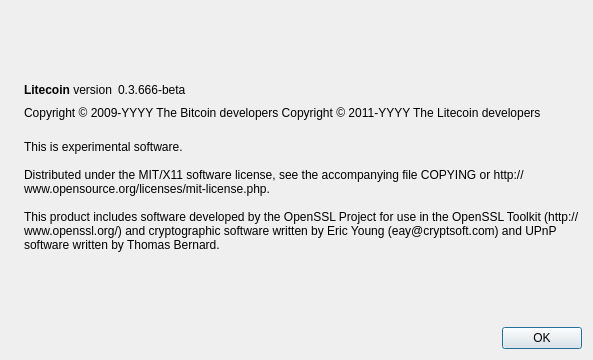
First picture: the form in src/qt/forms/aboutdialog.ui, repository stumpyfr/tekcoin, before the edit.
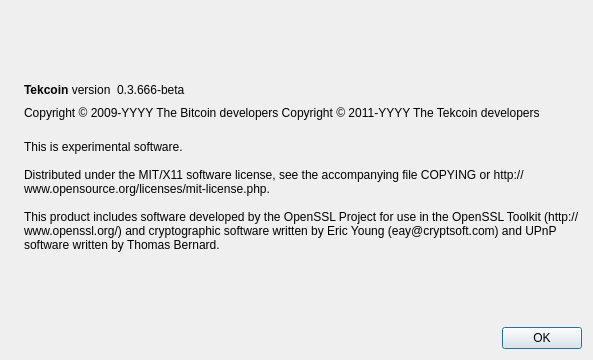
Second picture: the form after the edit. Icons and pictures are not drawn.

The edit to the form file:
```diff
--- a/src/qt/forms/aboutdialog.ui
+++ b/src/qt/forms/aboutdialog.ui
@@ -50,7 +50,7 @@
           <cursorShape>IBeamCursor</cursorShape>
          </property>
          <property name="text">
-          <string>&lt;b&gt;Litecoin&lt;/b&gt; version</string>
+          <string>&lt;b&gt;Tekcoin&lt;/b&gt; version</string>
          </property>
          <property name="textInteractionFlags">
           <set>Qt::LinksAccessibleByMouse|Qt::TextSelectableByKeyboard|Qt::TextSelectableByMouse</set>
@@ -92,7 +92,7 @@
        </property>
        <property name="text">
         <string notr="true">Copyright &amp;copy; 2009-YYYY The Bitcoin developers
-Copyright &amp;copy; 2011-YYYY The Litecoin developers</string>
+Copyright &amp;copy; 2011-YYYY The Tekcoin developers</string>
        </property>
        <property name="textFormat">
         <enum>Qt::RichText</enum>
```
Left out of the diff: 2 changed lines with no effect on the pictures.
